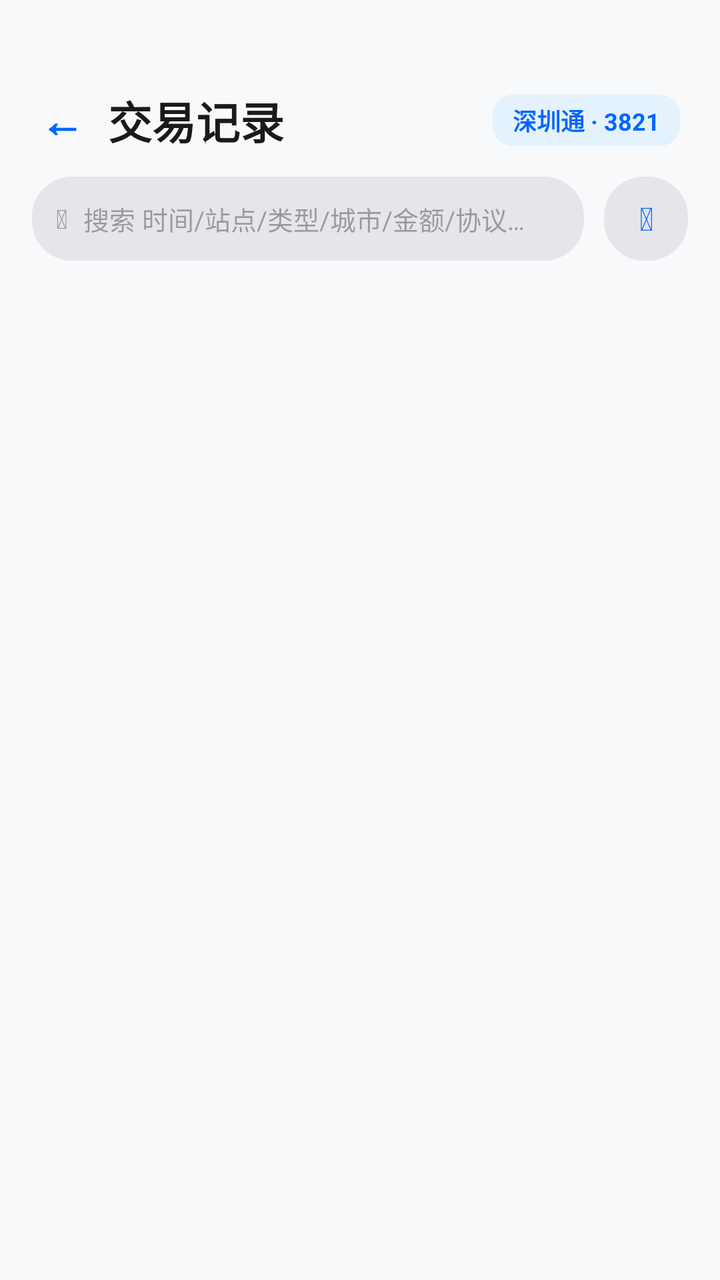
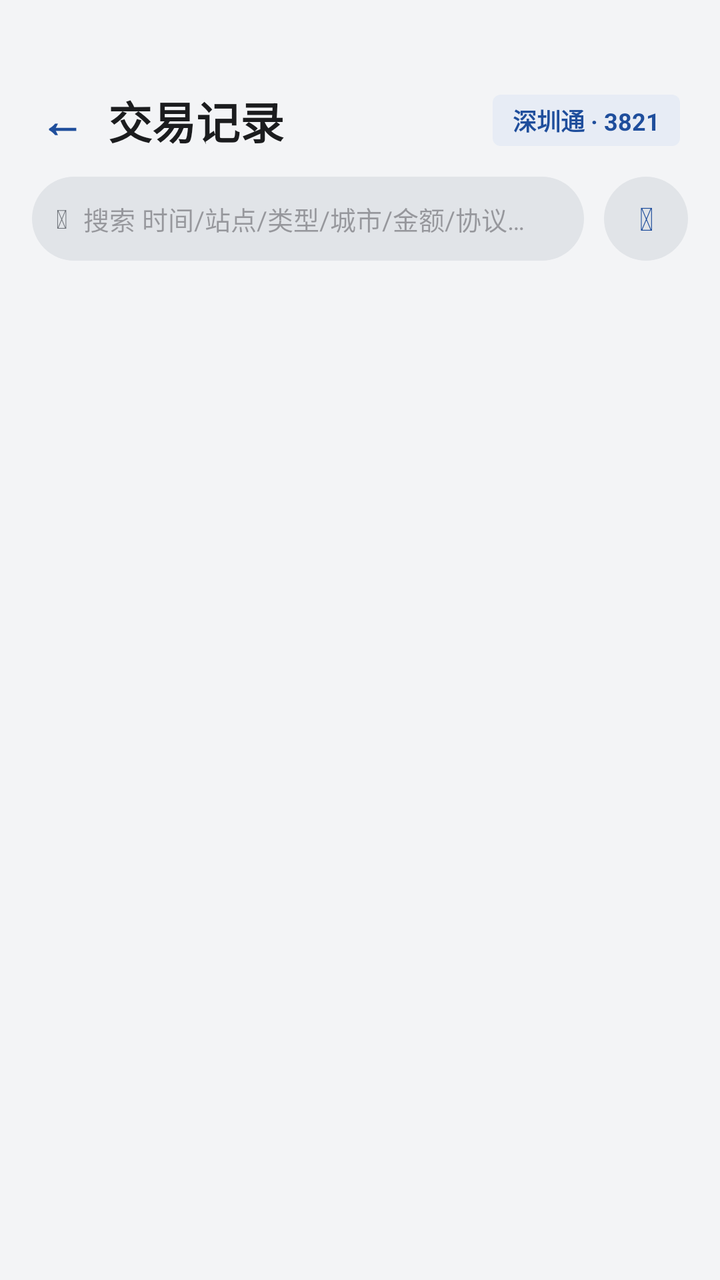

The first picture is an Android layout as it rendered before a commit; the second is the same layout after the commit. The layout source and the unified diff follow.
<!-- AndroidManifest.xml: application theme Theme.TransitU -->
<!-- res/layout/fragment_transaction_list.xml -->
<?xml version="1.0" encoding="utf-8"?>
<LinearLayout xmlns:android="http://schemas.android.com/apk/res/android"
    android:layout_width="match_parent"
    android:layout_height="match_parent"
    android:orientation="vertical"
    android:background="#F8F9FA">

    
    <View
        android:layout_width="match_parent"
        android:layout_height="@dimen/status_bar_spacer_height"
        android:background="#F8F9FA" />

    
    <LinearLayout
        android:layout_width="match_parent"
        android:layout_height="wrap_content"
        android:orientation="horizontal"
        android:paddingStart="20dp"
        android:paddingEnd="20dp"
        android:paddingTop="20dp"
        android:paddingBottom="12dp"
        android:gravity="center_vertical">

        <TextView
            android:id="@+id/btnBack"
            android:layout_width="wrap_content"
            android:layout_height="wrap_content"
            android:text="←"
            android:textColor="#0066FF"
            android:textSize="22sp"
            android:textStyle="bold"
            android:clickable="true"
            android:focusable="true"
            android:paddingEnd="12dp" />

        <TextView
            android:layout_width="0dp"
            android:layout_height="wrap_content"
            android:layout_weight="1"
            android:text="交易记录"
            android:textColor="#1A1A1A"
            android:textSize="22sp"
            android:textStyle="bold" />

        <LinearLayout
            android:id="@+id/cardBadge"
            android:layout_width="wrap_content"
            android:layout_height="wrap_content"
            android:background="@drawable/bg_card_badge"
            android:paddingStart="10dp"
            android:paddingEnd="10dp"
            android:paddingTop="4dp"
            android:paddingBottom="4dp">

            <TextView
                android:id="@+id/tvCardBadge"
                android:layout_width="wrap_content"
                android:layout_height="wrap_content"
                android:text="深圳通 · 3821"
                android:textColor="#0066FF"
                android:textSize="12sp"
                android:textStyle="bold"
                android:maxWidth="140dp"
                android:maxLines="1"
                android:ellipsize="end" />
        </LinearLayout>
    </LinearLayout>

    
    <LinearLayout
        android:layout_width="match_parent"
        android:layout_height="wrap_content"
        android:orientation="horizontal"
        android:gravity="center_vertical"
        android:paddingStart="16dp"
        android:paddingEnd="16dp"
        android:paddingBottom="12dp">

        
        <LinearLayout
            android:id="@+id/searchBox"
            android:layout_width="0dp"
            android:layout_height="42dp"
            android:layout_weight="1"
            android:orientation="horizontal"
            android:gravity="center_vertical"
            android:background="@drawable/bg_chip_default"
            android:paddingStart="12dp"
            android:paddingEnd="12dp"
            android:layout_marginEnd="10dp">

            <TextView
                android:id="@+id/searchIcon"
                android:layout_width="wrap_content"
                android:layout_height="wrap_content"
                android:text="&#xf002;"
                android:textColor="#8E8E93"
                android:textSize="13sp"
                android:tag="fa"
                android:layout_marginEnd="8dp" />

            <EditText
                android:id="@+id/searchInput"
                android:layout_width="0dp"
                android:layout_height="match_parent"
                android:layout_weight="1"
                android:hint="搜索 时间/站点/类型/城市/金额/协议…"
                android:inputType="text"
                android:maxLines="1"
                android:imeOptions="actionSearch"
                android:textSize="13sp"
                android:background="@null" />
        </LinearLayout>

        <TextView
            android:id="@+id/filterButton"
            android:layout_width="42dp"
            android:layout_height="42dp"
            android:gravity="center"
            android:text="&#xf0b0;"
            android:textColor="#0066FF"
            android:textSize="16sp"
            android:tag="fa"
            android:background="@drawable/bg_chip_default"
            android:clickable="true"
            android:focusable="true" />
    </LinearLayout>

    
    <FrameLayout
        android:layout_width="match_parent"
        android:layout_height="match_parent">

        <androidx.recyclerview.widget.RecyclerView
            android:id="@+id/transactionList"
            android:layout_width="match_parent"
            android:layout_height="match_parent"
            android:paddingStart="16dp"
            android:paddingEnd="16dp"
            android:paddingBottom="24dp"
            android:clipToPadding="false" />

        <TextView
            android:id="@+id/tvListEmpty"
            android:layout_width="wrap_content"
            android:layout_height="wrap_content"
            android:layout_gravity="center"
            android:gravity="center"
            android:text="暂无交易记录"
            android:textColor="#8E8E93"
            android:textSize="14sp"
            android:visibility="gone" />
    </FrameLayout>
</LinearLayout>
<!-- resources referenced by this layout -->
<resources>
  <dimen name="status_bar_spacer_height">0dp</dimen>
  <!-- drawable bg_card_badge (drawable) -->
  <?xml version="1.0" encoding="utf-8"?>
  <shape xmlns:android="http://schemas.android.com/apk/res/android">
      <solid android:color="#E3F2FD" />
      <corners android:radius="10dp" />
  </shape>
  <!-- drawable bg_chip_default (drawable) -->
  <?xml version="1.0" encoding="utf-8"?>
  <shape xmlns:android="http://schemas.android.com/apk/res/android">
      <solid android:color="#E5E5EA" />
      <corners android:radius="20dp" />
  </shape>
  <style name="Theme.TransitU" parent="Theme.Material3.DayNight.NoActionBar">
          
          <item name="android:textSelectHandle">@drawable/tu_text_select_handle_middle</item>
          <item name="android:textSelectHandleLeft">@drawable/tu_text_select_handle_left</item>
          <item name="android:textSelectHandleRight">@drawable/tu_text_select_handle_right</item>
  
          
          <item name="android:textColorHighlight">@color/m3_highlighted_text</item>
      </style>
  <!-- drawable tu_text_select_handle_middle (drawable) -->
  <?xml version="1.0" encoding="utf-8"?>
  <bitmap xmlns:android="http://schemas.android.com/apk/res/android"
      android:src="@drawable/abc_text_select_handle_middle_mtrl"
      android:tint="?attr/colorPrimary"
      android:tintMode="src_in" />
  <!-- drawable tu_text_select_handle_left (drawable) -->
  <?xml version="1.0" encoding="utf-8"?>
  <bitmap xmlns:android="http://schemas.android.com/apk/res/android"
      android:src="@drawable/abc_text_select_handle_left_mtrl"
      android:tint="?attr/colorPrimary"
      android:tintMode="src_in" />
  <!-- drawable tu_text_select_handle_right (drawable) -->
  <?xml version="1.0" encoding="utf-8"?>
  <bitmap xmlns:android="http://schemas.android.com/apk/res/android"
      android:src="@drawable/abc_text_select_handle_right_mtrl"
      android:tint="?attr/colorPrimary"
      android:tintMode="src_in" />
</resources>

<!-- the commit's change to res/layout/fragment_transaction_list.xml (unified diff, before → after) -->
@@ -3,13 +3,13 @@
     android:layout_width="match_parent"
     android:layout_height="match_parent"
     android:orientation="vertical"
-    android:background="#F8F9FA">
+    android:background="@color/paper">
 
     
     <View
         android:layout_width="match_parent"
         android:layout_height="@dimen/status_bar_spacer_height"
-        android:background="#F8F9FA" />
+        android:background="@color/paper" />
 
     
     <LinearLayout
@@ -27,7 +27,7 @@
             android:layout_width="wrap_content"
             android:layout_height="wrap_content"
             android:text="←"
-            android:textColor="#0066FF"
+            android:textColor="@color/accent"
             android:textSize="22sp"
             android:textStyle="bold"
             android:clickable="true"
@@ -39,7 +39,7 @@
             android:layout_height="wrap_content"
             android:layout_weight="1"
             android:text="交易记录"
-            android:textColor="#1A1A1A"
+            android:textColor="@color/ink"
             android:textSize="22sp"
             android:textStyle="bold" />
 
@@ -58,7 +58,7 @@
                 android:layout_width="wrap_content"
                 android:layout_height="wrap_content"
                 android:text="深圳通 · 3821"
-                android:textColor="#0066FF"
+                android:textColor="@color/accent"
                 android:textSize="12sp"
                 android:textStyle="bold"
                 android:maxWidth="140dp"
@@ -95,7 +95,7 @@
                 android:layout_width="wrap_content"
                 android:layout_height="wrap_content"
                 android:text="&#xf002;"
-                android:textColor="#8E8E93"
+                android:textColor="@color/ink_3"
                 android:textSize="13sp"
                 android:tag="fa"
                 android:layout_marginEnd="8dp" />
@@ -119,7 +119,7 @@
             android:layout_height="42dp"
             android:gravity="center"
             android:text="&#xf0b0;"
-            android:textColor="#0066FF"
+            android:textColor="@color/accent"
             android:textSize="16sp"
             android:tag="fa"
             android:background="@drawable/bg_chip_default"
@@ -148,7 +148,7 @@
             android:layout_gravity="center"
             android:gravity="center"
             android:text="暂无交易记录"
-            android:textColor="#8E8E93"
+            android:textColor="@color/ink_3"
             android:textSize="14sp"
             android:visibility="gone" />
     </FrameLayout>
<!-- resource entries referenced after the edit -->
@@ -1,17 +1,21 @@
 <!-- resources referenced by this layout -->
 <resources>
+  <color name="accent">#1F4E9C</color>
+  <color name="ink">#1B1C1E</color>
+  <color name="ink_3">#6B6F76</color>
+  <color name="paper">#F3F4F6</color>
   <dimen name="status_bar_spacer_height">0dp</dimen>
   <!-- drawable bg_card_badge (drawable) -->
   <?xml version="1.0" encoding="utf-8"?>
   <shape xmlns:android="http://schemas.android.com/apk/res/android">
-      <solid android:color="#E3F2FD" />
-      <corners android:radius="10dp" />
+      <solid android:color="@color/accent_container" />
+      <corners android:radius="4dp" />
   </shape>
   <!-- drawable bg_chip_default (drawable) -->
   <?xml version="1.0" encoding="utf-8"?>
   <shape xmlns:android="http://schemas.android.com/apk/res/android">
-      <solid android:color="#E5E5EA" />
-      <corners android:radius="20dp" />
+      <solid android:color="@color/line" />
+      <corners android:radius="999dp" />
   </shape>
   <style name="Theme.TransitU" parent="Theme.Material3.DayNight.NoActionBar">
           
@@ -22,6 +26,8 @@
           
           <item name="android:textColorHighlight">@color/m3_highlighted_text</item>
       </style>
+  <color name="accent_container">#E7ECF5</color>
+  <color name="line">#E1E4E8</color>
   <!-- drawable tu_text_select_handle_middle (drawable) -->
   <?xml version="1.0" encoding="utf-8"?>
   <bitmap xmlns:android="http://schemas.android.com/apk/res/android"
